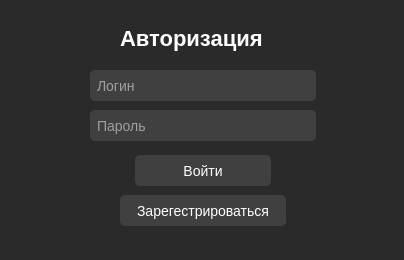
b0shka/selling_apps, file window_login/window_login.ui: the form before one commit.
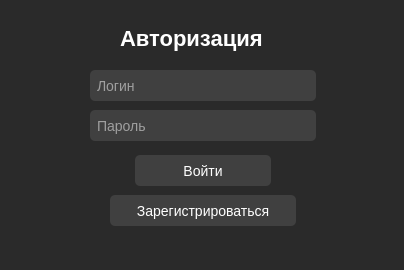
The form after the commit.

What changed in the file:
```diff
--- a/window_login/window_login.ui
+++ b/window_login/window_login.ui
@@ -7,19 +7,19 @@
     <x>0</x>
     <y>0</y>
     <width>404</width>
-    <height>260</height>
+    <height>270</height>
    </rect>
   </property>
   <property name="minimumSize">
    <size>
     <width>404</width>
-    <height>260</height>
+    <height>270</height>
    </size>
   </property>
   <property name="maximumSize">
    <size>
     <width>404</width>
-    <height>260</height>
+    <height>270</height>
    </size>
   </property>
   <property name="windowTitle">
@@ -136,9 +136,9 @@
   <widget class="QPushButton" name="pushButton_2">
    <property name="geometry">
     <rect>
-     <x>120</x>
+     <x>110</x>
      <y>195</y>
-     <width>166</width>
+     <width>186</width>
      <height>31</height>
     </rect>
    </property>
@@ -150,7 +150,37 @@
 color: white;</string>
    </property>
    <property name="text">
-    <string>Зарегестрироваться</string>
+    <string>Зарегистрироваться</string>
+   </property>
+  </widget>
+  <widget class="QLabel" name="label_3">
+   <property name="geometry">
+    <rect>
+     <x>20</x>
+     <y>240</y>
+     <width>366</width>
+     <height>21</height>
+    </rect>
+   </property>
+   <property name="font">
+    <font>
+     <pointsize>-1</pointsize>
+     <weight>50</weight>
+     <italic>false</italic>
+     <bold>false</bold>
+     <underline>false</underline>
+     <strikeout>false</strikeout>
+     <kerning>true</kerning>
+    </font>
+   </property>
+   <property name="styleSheet">
+    <string notr="true">font-size: 14px;</string>
+   </property>
+   <property name="text">
+    <string/>
+   </property>
+   <property name="alignment">
+    <set>Qt::AlignCenter</set>
    </property>
   </widget>
  </widget>
```
